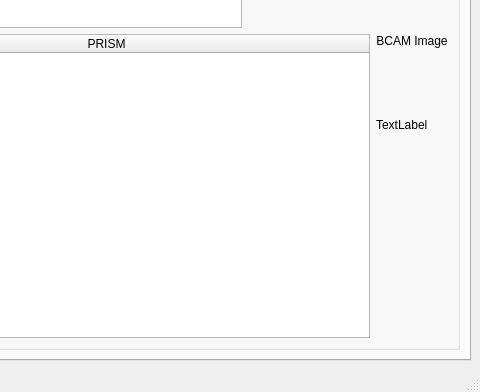
Old version of the form ADEPO/ATLAS_BCAM.ui in the repository CERN/atlas-adepo; both pictures show x 829 to 1309 and y 355 to 747 of the 1309 by 747 pixel window.
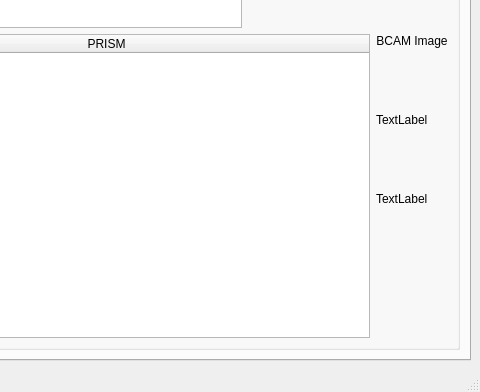
New version of the form. Icons and pictures are not drawn.

Commit message: Added datetime to image

Patch:
```diff
--- a/ADEPO/ATLAS_BCAM.ui
+++ b/ADEPO/ATLAS_BCAM.ui
@@ -404,6 +404,13 @@
                    </property>
                   </widget>
                  </item>
+                 <item>
+                  <widget class="QLabel" name="bcamDateTime">
+                   <property name="text">
+                    <string>TextLabel</string>
+                   </property>
+                  </widget>
+                 </item>
                  <item>
                   <spacer name="verticalSpacer_2">
                    <property name="orientation">
```
The commit also changes 2 other files.
